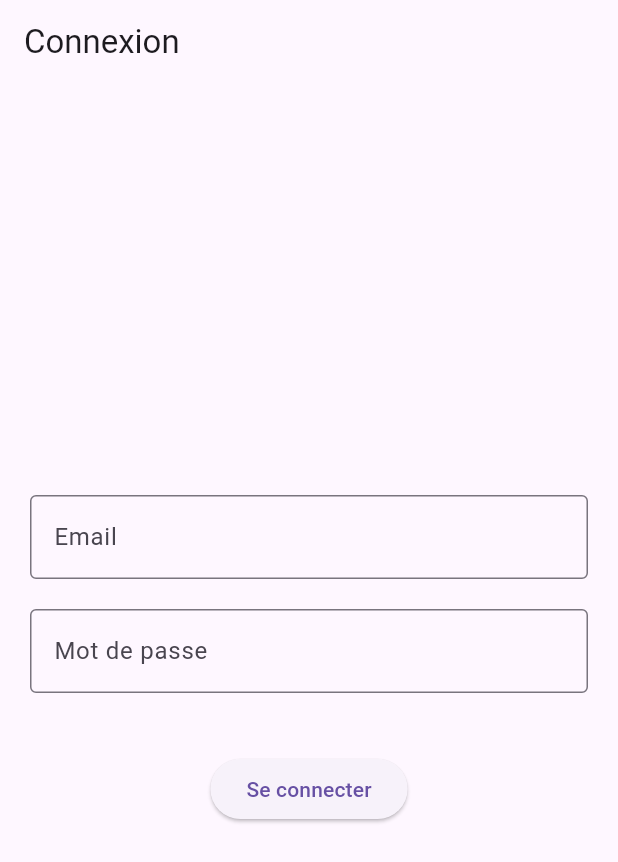
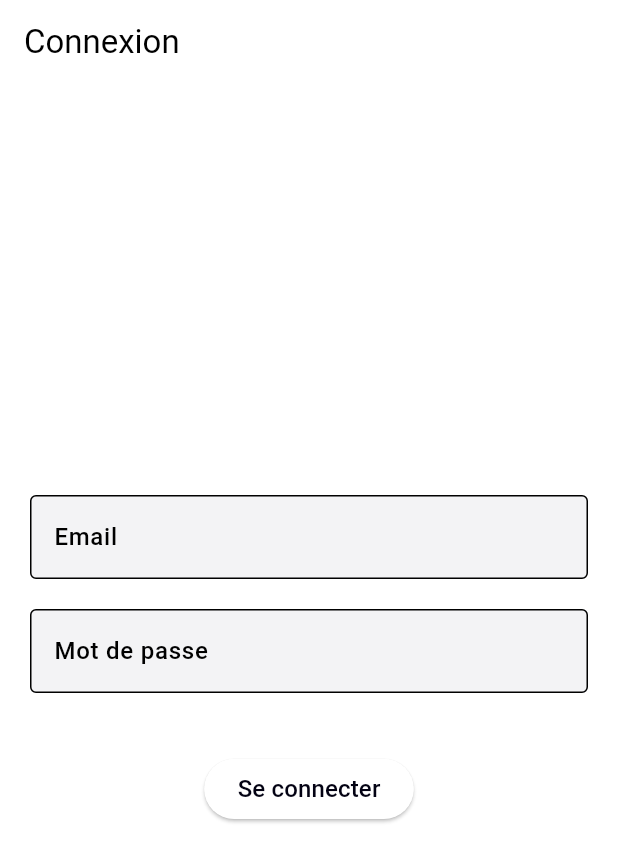
Before and after one commit to Bond52/dishaware_mobile_v2_clean, a Flutter app: the screen it shows after launch, on a phone screen of 412 x 824 dp. Shown: the top 862 px of the screen. Run offline on Flutter 3.47's test engine with Material 3 defaults, Android fonts, the phone set to English and light mode, and no system bars; our stand-ins replace dio, go_router, shared_preferences.

Commit message:
Design refactoring v1

```diff
--- a/lib/main.dart
+++ b/lib/main.dart
@@ -5,6 +5,9 @@
 import 'providers/filters_provider.dart';
 import 'api/api_client.dart';
 import 'router.dart';
+
+// ✅ AJOUT : thème DishAware
+import 'theme/da_theme.dart';
 
 String? globalToken;
 
@@ -29,9 +32,16 @@
     return MaterialApp.router(
       debugShowCheckedModeBanner: false,
       title: 'DishAware',
+
+      // ✅ ROUTER INCHANGÉ
       routerConfig: appRouter,
 
-      // ✅ PROVIDERS AU BON ENDROIT
+      // ✅ THÈMES AJOUTÉS (AUCUN IMPACT SUR LE ROUTING)
+      theme: DATheme.light(),
+      darkTheme: DATheme.dark(),
+      themeMode: ThemeMode.system,
+
+      // ✅ PROVIDERS AU BON ENDROIT (INCHANGÉ)
       builder: (context, child) {
         return MultiProvider(
           providers: [
--- /dev/null
+++ b/lib/theme/da_colors.dart
@@ -0,0 +1,47 @@
+import 'package:flutter/material.dart';
+
+class DAColors {
+  // Light mode
+  static const background = Color(0xFFFFFFFF);
+  static const foreground = Color(0xFF030213);
+
+  static const card = Color(0xFFFFFFFF);
+  static const cardForeground = Color(0xFF030213);
+
+  static const primary = Color(0xFF030213);
+  static const primaryForeground = Color(0xFFFFFFFF);
+
+  static const secondary = Color(0xFFF3F3F5);
+  static const secondaryForeground = Color(0xFF030213);
+
+  static const muted = Color(0xFFECECF0);
+  static const mutedForeground = Color(0xFF717182);
+
+  static const accent = Color(0xFFE9EBEF);
+  static const accentForeground = Color(0xFF030213);
+
+  static const destructive = Color(0xFFD4183D);
+  static const destructiveForeground = Color(0xFFFFFFFF);
+
+  static const border = Color(0x1A000000); // rgba(0,0,0,0.1)
+  static const inputBackground = Color(0xFFF3F3F5);
+  static const ring = Color(0xFFB3B3B3);
+
+  // Charts
+  static const chart1 = Color(0xFFED7D31);
+  static const chart2 = Color(0xFF4DA3A3);
+  static const chart3 = Color(0xFF4A5D73);
+  static const chart4 = Color(0xFFF2C94C);
+  static const chart5 = Color(0xFFE8B93D);
+
+  // Dark mode
+  static const darkBackground = Color(0xFF262626);
+  static const darkForeground = Color(0xFFF5F5F5);
+
+  static const darkCard = Color(0xFF262626);
+  static const darkPrimary = Color(0xFFF5F5F5);
+  static const darkSecondary = Color(0xFF444444);
+  static const darkMuted = Color(0xFF444444);
+  static const darkAccent = Color(0xFF444444);
+  static const darkBorder = Color(0xFF444444);
+}
--- /dev/null
+++ b/lib/theme/da_theme.dart
@@ -0,0 +1,68 @@
+import 'package:flutter/material.dart';
+import 'da_colors.dart';
+import 'da_typography.dart';
+
+class DATheme {
+  static const double radius = 10; // 0.625rem ≈ 10px
+
+  static ThemeData light() {
+    return ThemeData(
+      useMaterial3: true,
+      scaffoldBackgroundColor: DAColors.background,
+      colorScheme: const ColorScheme.light(
+        primary: DAColors.primary,
+        secondary: DAColors.secondary,
+        error: DAColors.destructive,
+        background: DAColors.background,
+      ),
+      textTheme: DATypography.textTheme,
+   cardTheme: CardThemeData(
+  color: DAColors.card,
+  elevation: 0,
+  shape: RoundedRectangleBorder(
+    borderRadius: BorderRadius.circular(radius),
+    side: const BorderSide(color: DAColors.border),
+  ),
+),
+
+      inputDecorationTheme: InputDecorationTheme(
+        filled: true,
+        fillColor: DAColors.inputBackground,
+        border: OutlineInputBorder(
+          borderRadius: BorderRadius.circular(radius),
+          borderSide: const BorderSide(color: DAColors.border),
+        ),
+      ),
+      dividerTheme: const DividerThemeData(
+        color: DAColors.border,
+        thickness: 1,
+      ),
+    );
+  }
+
+  static ThemeData dark() {
+    return ThemeData(
+      useMaterial3: true,
+      scaffoldBackgroundColor: DAColors.darkBackground,
+      colorScheme: const ColorScheme.dark(
+        primary: DAColors.darkPrimary,
+        secondary: DAColors.darkSecondary,
+        error: DAColors.destructive,
+        background: DAColors.darkBackground,
+      ),
+      textTheme: DATypography.textTheme.apply(
+        bodyColor: DAColors.darkForeground,
+        displayColor: DAColors.darkForeground,
+      ),
+ cardTheme: CardThemeData(
+  color: DAColors.card,
+  elevation: 0,
+  shape: RoundedRectangleBorder(
+    borderRadius: BorderRadius.circular(radius),
+    side: const BorderSide(color: DAColors.border),
+  ),
+),
+
+    );
+  }
+}
--- /dev/null
+++ b/lib/theme/da_typography.dart
@@ -0,0 +1,38 @@
+import 'package:flutter/material.dart';
+
+class DATypography {
+  static const fontFamily = null; // ← à remplir si tu ajoutes une font custom
+
+  static const textTheme = TextTheme(
+    headlineLarge: TextStyle(
+      fontSize: 24,
+      fontWeight: FontWeight.w500,
+      height: 1.5,
+    ),
+    headlineMedium: TextStyle(
+      fontSize: 20,
+      fontWeight: FontWeight.w500,
+      height: 1.5,
+    ),
+    headlineSmall: TextStyle(
+      fontSize: 18,
+      fontWeight: FontWeight.w500,
+      height: 1.5,
+    ),
+    bodyLarge: TextStyle(
+      fontSize: 16,
+      fontWeight: FontWeight.w500,
+      height: 1.5,
+    ),
+    bodyMedium: TextStyle(
+      fontSize: 16,
+      fontWeight: FontWeight.w400,
+      height: 1.5,
+    ),
+    labelLarge: TextStyle(
+      fontSize: 16,
+      fontWeight: FontWeight.w500,
+      height: 1.5,
+    ),
+  );
+}
```
Also changed, not shown: lib/screens/profile_screen.dart (+74 -22 lines), lib/ui/components/da_avatar.dart (added, +37 -0 lines), lib/ui/components/da_badge.dart (added, +64 -0 lines), lib/ui/components/da_button.dart (added, +77 -0 lines), lib/ui/components/da_card.dart (added, +35 -0 lines), lib/ui/components/da_chip.dart (added), lib/ui/components/da_section_header.dart (added).
